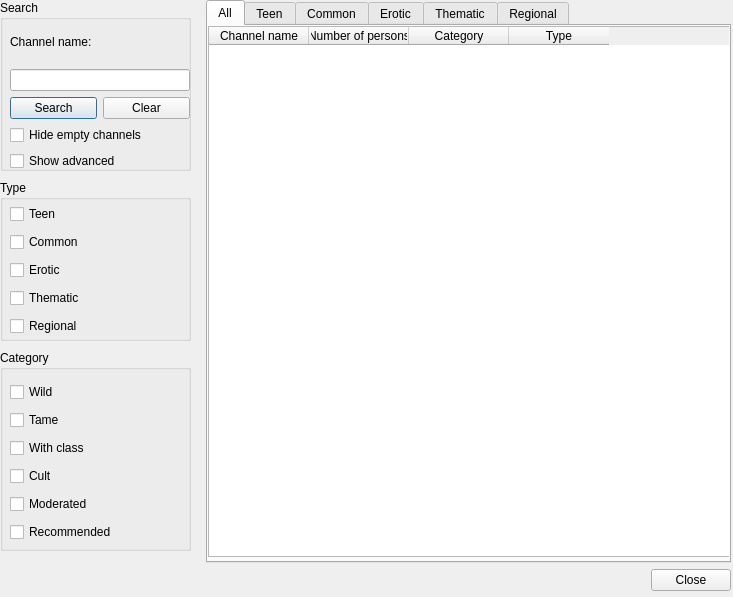
Before: the Qt Designer form ui/channel_list.ui in gitter-badger/simplechatclient, drawn with Qt 5.
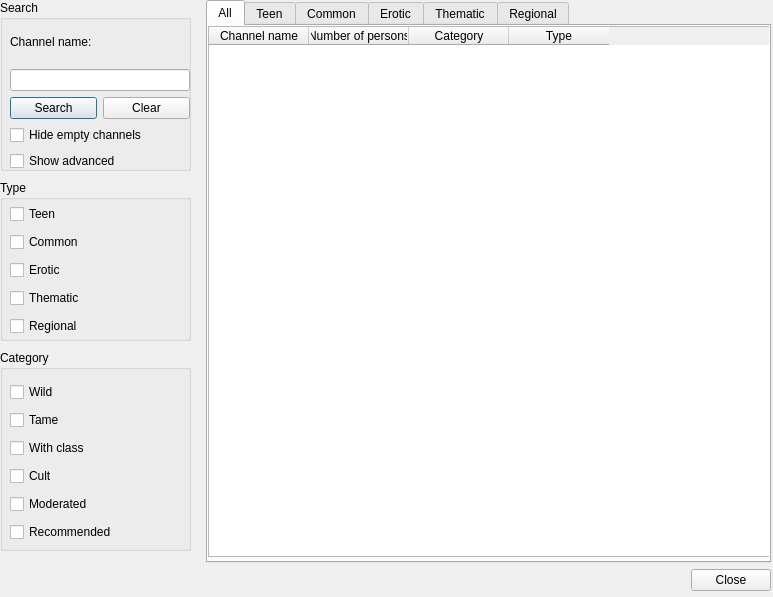
After: the same form once the commit is applied. Icons and pictures are not drawn.

```diff
--- a/ui/channel_list.ui
+++ b/ui/channel_list.ui
@@ -9,7 +9,7 @@
    <rect>
     <x>0</x>
     <y>0</y>
-    <width>733</width>
+    <width>773</width>
     <height>597</height>
    </rect>
   </property>
@@ -34,7 +34,7 @@
     <rect>
      <x>0</x>
      <y>0</y>
-     <width>731</width>
+     <width>771</width>
      <height>591</height>
     </rect>
    </property>
```
